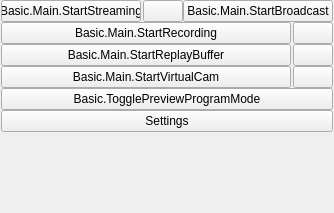
The window that frontend/forms/OBSBasicControls.ui (TheB1gG/obs-studio) describes before a commit, drawn with Qt 5.
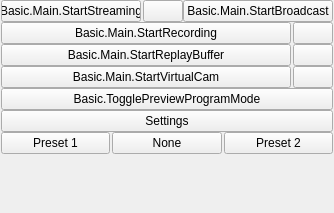
The same window after the commit. Icons and pictures are not drawn.

Commit message:
feat(frontend): add multitrack video config override presets
Add preset buttons and text fields for multitrack video config overrides in basic controls. Load and save two stored override presets under Stream1 so users can quickly apply saved configuration changes on the next stream start.

```diff
--- a/frontend/forms/OBSBasicControls.ui
+++ b/frontend/forms/OBSBasicControls.ui
@@ -376,6 +376,102 @@
         </property>
        </widget>
       </item>
+       <item>
+        <layout class="QHBoxLayout" name="configOverridePresetLayout">
+         <property name="spacing">
+          <number>2</number>
+         </property>
+         <property name="leftMargin">
+          <number>0</number>
+         </property>
+         <property name="topMargin">
+          <number>0</number>
+         </property>
+         <property name="rightMargin">
+          <number>0</number>
+         </property>
+         <property name="bottomMargin">
+          <number>0</number>
+         </property>
+         <item>
+          <widget class="QPushButton" name="configOverridePreset1Button">
+           <property name="sizePolicy">
+            <sizepolicy hsizetype="Ignored" vsizetype="Fixed">
+             <horstretch>0</horstretch>
+             <verstretch>0</verstretch>
+            </sizepolicy>
+           </property>
+           <property name="minimumSize">
+            <size>
+             <width>0</width>
+             <height>0</height>
+            </size>
+           </property>
+           <property name="text">
+            <string>Preset 1</string>
+           </property>
+           <property name="toolTip">
+            <string>Apply config override preset 1</string>
+           </property>
+           <property name="checkable">
+            <bool>true</bool>
+           </property>
+          </widget>
+         </item>
+         <item>
+          <widget class="QPushButton" name="configOverrideNoneButton">
+           <property name="sizePolicy">
+            <sizepolicy hsizetype="Ignored" vsizetype="Fixed">
+             <horstretch>0</horstretch>
+             <verstretch>0</verstretch>
+            </sizepolicy>
+           </property>
+           <property name="minimumSize">
+            <size>
+             <width>0</width>
+             <height>0</height>
+            </size>
+           </property>
+           <property name="text">
+            <string>None</string>
+           </property>
+           <property name="toolTip">
+            <string>Disable config override (default settings, applies on next stream start)</string>
+           </property>
+           <property name="checkable">
+            <bool>true</bool>
+           </property>
+          </widget>
+         </item>
+         <item>
+          <widget class="QPushButton" name="configOverridePreset2Button">
+           <property name="sizePolicy">
+            <sizepolicy hsizetype="Ignored" vsizetype="Fixed">
+             <horstretch>0</horstretch>
+             <verstretch>0</verstretch>
+            </sizepolicy>
+           </property>
+           <property name="minimumSize">
+            <size>
+             <width>0</width>
+             <height>0</height>
+            </size>
+           </property>
+           <property name="text">
+            <string>Preset 2</string>
+           </property>
+           <property name="toolTip">
+            <string>Apply config override preset 2</string>
+           </property>
+           <property name="checkable">
+            <bool>true</bool>
+           </property>
+          </widget>
+         </item>
+
+        </layout>
+       </item>
+
       <item>
        <spacer name="expVSpacer">
         <property name="orientation">
```
The commit also changes 12 other files.
